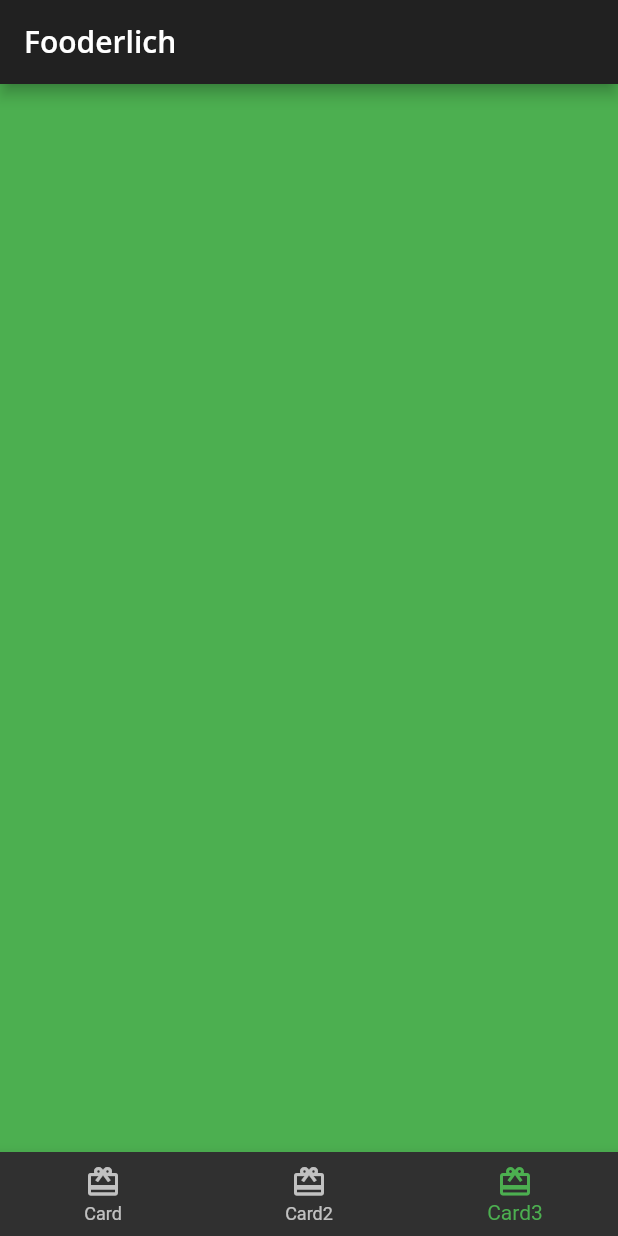
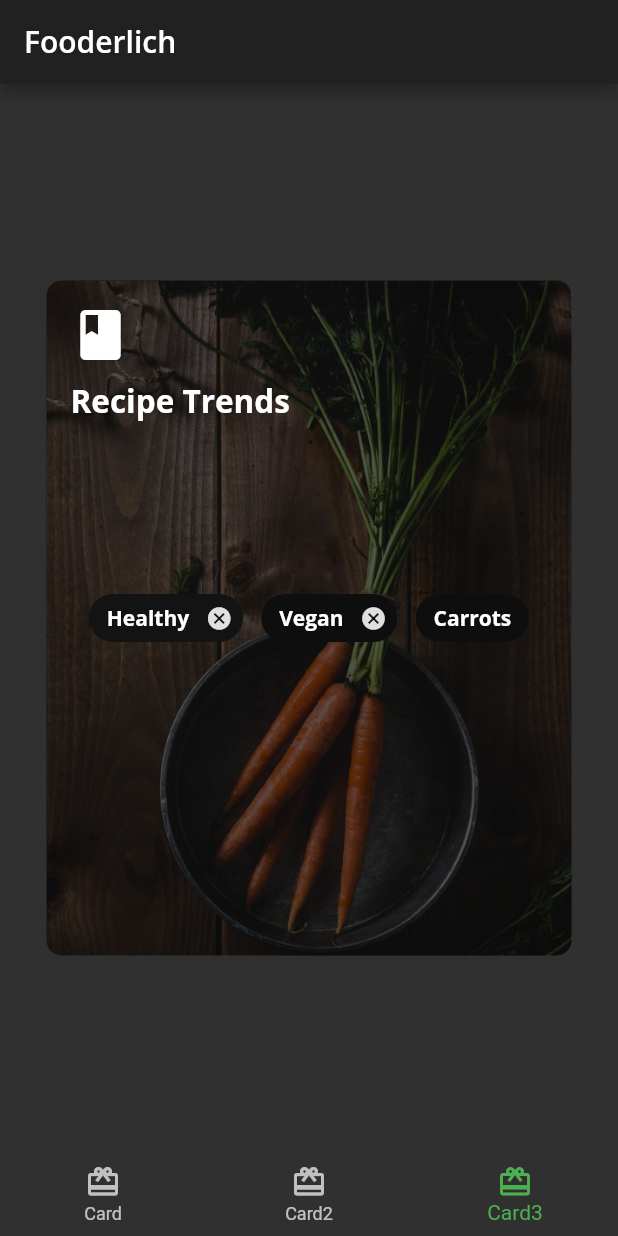
Before and after one commit to aymanobeid0/flutter_apprentice, a Flutter app: the screen it shows after launch, item 3 of the bottom bar chosen, on a phone screen of 412 x 824 dp. Run offline on Flutter 3.47's test engine with Material 2 defaults, Android fonts, the phone set to English and light mode, and no system bars; our stand-ins replace google_fonts.

Commit message:
card3 added

```diff
--- /dev/null
+++ b/fooderlich/lib/card3.dart
@@ -0,0 +1,80 @@
+import 'package:flutter/material.dart';
+import 'package:fooderlich/fooderlich_theme.dart';
+
+class Card3 extends StatelessWidget {
+  const Card3({Key? key}) : super(key: key);
+
+  @override
+  Widget build(BuildContext context) {
+    return Center(
+      child: Container(
+        constraints: const BoxConstraints.expand(width: 350, height: 450),
+        decoration: BoxDecoration(
+            borderRadius: BorderRadius.all(Radius.circular(10)),
+            image: DecorationImage(
+                image: AssetImage('assets/mag2.png'), fit: BoxFit.cover)),
+        child: Stack(
+          children: [
+            // TODO 5: add dark overlay BoxDecoration
+            Container(
+              decoration: BoxDecoration(
+                  color: Colors.black.withOpacity(0.6),
+                  borderRadius: const BorderRadius.all(Radius.circular(10))),
+            ),
+            // TODO 6: Add Container, Column, Icon and Text
+            Container(
+              padding: const EdgeInsets.all(16),
+              child: Column(
+                crossAxisAlignment: CrossAxisAlignment.start,
+                children: [
+                  const Icon(
+                    Icons.book,
+                    color: Colors.white,
+                    size: 40,
+                  ),
+                  const SizedBox(
+                    height: 10,
+                  ),
+                  Text('Recipe Trends',
+                      style: FooderlichTheme.darkTextTheme.headline2),
+                  const SizedBox(height: 30)
+                ],
+              ),
+            ),
+            Center(
+              child:
+                  Wrap(alignment: WrapAlignment.start, spacing: 12, children: [
+                Chip(
+                  label: Text(
+                    'Healthy',
+                    style: FooderlichTheme.darkTextTheme.bodyText1,
+                  ),
+                  backgroundColor: Colors.black.withOpacity(0.6),
+                  onDeleted: () {
+                    print('Deleted');
+                  },
+                ),
+                Chip(
+                  label: Text(
+                    'Vegan',
+                    style: FooderlichTheme.darkTextTheme.bodyText1,
+                  ),
+                  backgroundColor: Colors.black.withOpacity(0.7),
+                  onDeleted: () {
+                    print('Deleted');
+                  },
+                ),
+                Chip(
+                  label: Text('Carrots',
+                      style: FooderlichTheme.darkTextTheme.bodyText1),
+                  backgroundColor: Colors.black.withOpacity(0.7),
+                )
+              ]),
+            )
+            // TODO 7: Add Center widget with Chip widget
+          ],
+        ),
+      ),
+    );
+  }
+}
--- a/fooderlich/lib/home.dart
+++ b/fooderlich/lib/home.dart
@@ -1,4 +1,5 @@
 import 'package:flutter/material.dart';
+import 'package:fooderlich/card3.dart';
 import 'card1.dart';
 import 'card2.dart';
 
@@ -15,7 +16,7 @@ class _HomeState extends State<Home> {
   static List<Widget> pages = <Widget>[
     const Card1(),
     const Card2(),
-    Container(color: Colors.green),
+    const Card3(),
   ];
   @override
   Widget build(BuildContext context) {
```
